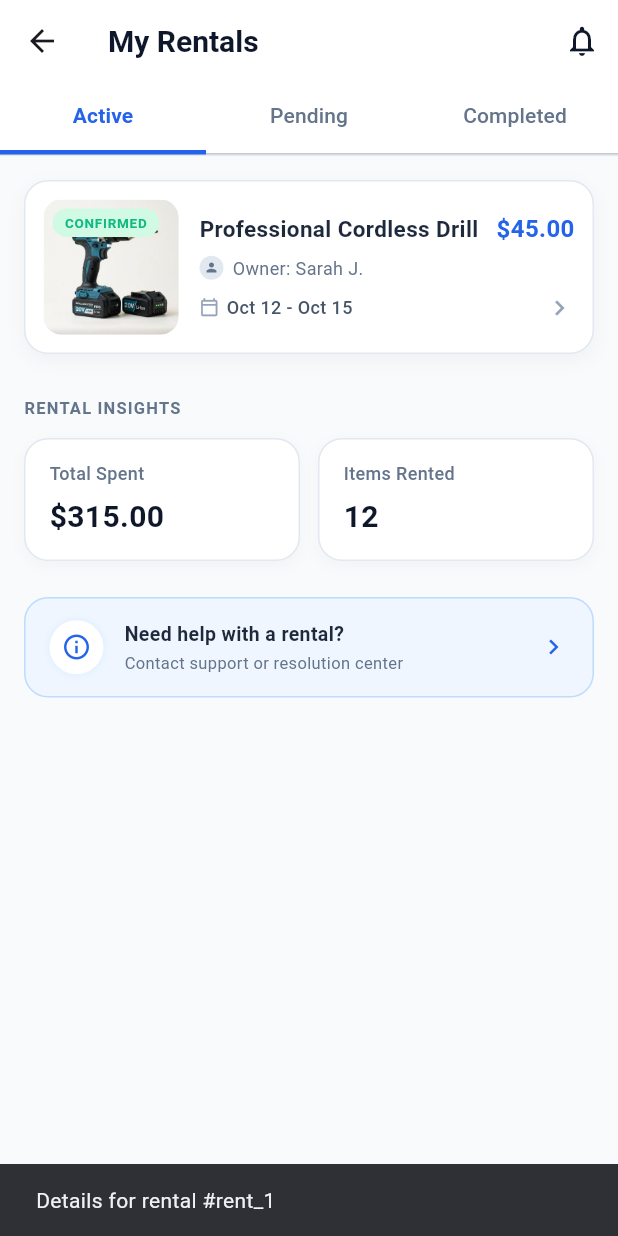
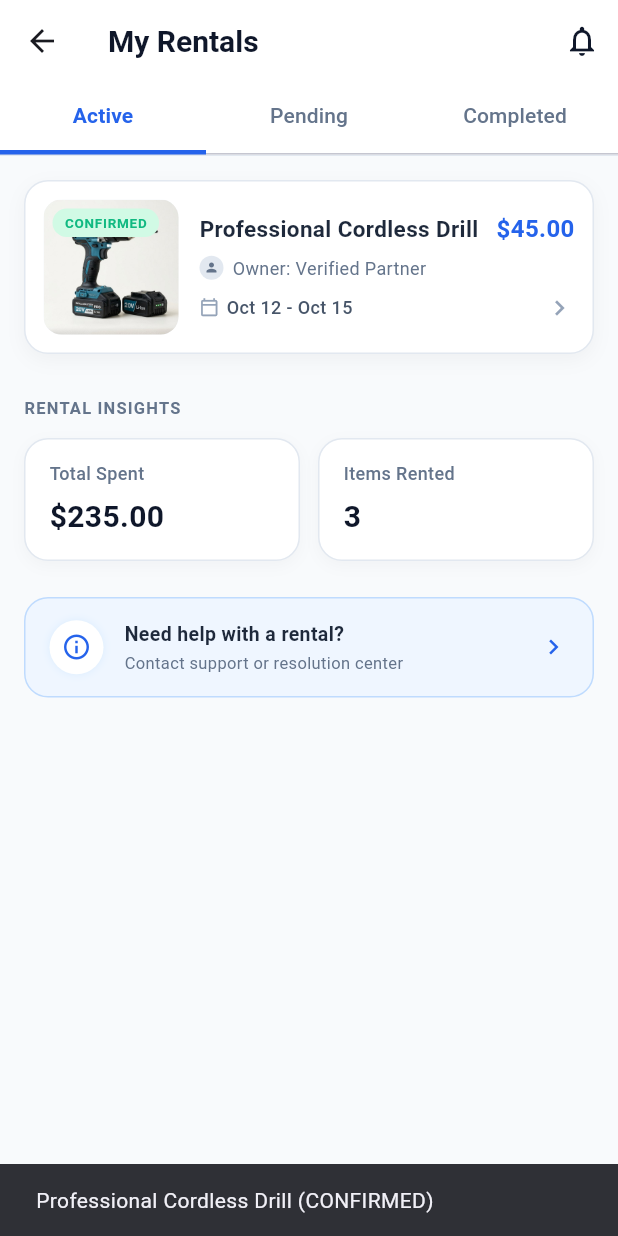
Before and after one commit to prosper-sogbedji/rentit, a Flutter app: the MyRentalsScreen screen opened directly, after a tap on "CONFIRMED", on a phone screen of 412 x 824 dp. Run offline on Flutter 3.47's test engine with Material 3 defaults, Android fonts, the phone set to English and light mode, and no system bars.

Commit message:
feat: implement state management with provider and dynamic rental flow

```diff
--- /dev/null
+++ b/lib/core/services/rental_service.dart
@@ -0,0 +1,134 @@
+import '../../models/item_model.dart';
+import '../../models/rental_model.dart';
+
+/// Service métier gérant les locations (Rentals).
+///
+/// Implémente actuellement un stockage en mémoire avec des données initiales.
+/// Conçu pour être branché directement sur Cloud Firestore (architecture Katema).
+class RentalService {
+  // Liste en mémoire des locations
+  final List<RentalModel> _rentals = [];
+
+  // Cache des objets liés aux locations (pour afficher immédiatement le titre, l'image, etc.)
+  final Map<String, ItemModel> _rentalItems = {};
+
+  RentalService() {
+    _initSampleData();
+  }
+
+  void _initSampleData() {
+    final now = DateTime.now();
+
+    // Équipements de démonstration initiaux
+    final drill = ItemModel(
+      id: 'item_drill_01',
+      name: 'Professional Cordless Drill',
+      description: 'High performance 20V cordless drill kit with 2 batteries.',
+      categoryId: 'tools',
+      imageUrl: 'assets/images/drill.jpg',
+      pricePerDay: 15.00,
+      quantity: 3,
+      createdAt: now.subtract(const Duration(days: 30)),
+    );
+
+    final camera = ItemModel(
+      id: 'item_camera_02',
+      name: 'DSLR Camera 4K Master',
+      description: 'Professional cinema camera package with 24-70mm lens.',
+      categoryId: 'electronics',
+      imageUrl: 'assets/images/camera.jpg',
+      pricePerDay: 35.00,
+      quantity: 1,
+      createdAt: now.subtract(const Duration(days: 20)),
+    );
+
+    final jackhammer = ItemModel(
+      id: 'item_jackhammer_03',
+      name: 'Heavy Duty Jackhammer',
+      description: 'Industrial demolition breaker for concrete breaking.',
+      categoryId: 'construction',
+      imageUrl: 'assets/images/jackhammer.jpg',
+      pricePerDay: 40.00,
+      quantity: 2,
+      createdAt: now.subtract(const Duration(days: 15)),
+    );
+
+    _rentalItems[drill.id] = drill;
+    _rentalItems[camera.id] = camera;
+    _rentalItems[jackhammer.id] = jackhammer;
+
+    _rentals.addAll([
+      RentalModel(
+        id: 'rent_001',
+        userId: 'user_current',
+        itemId: drill.id,
+        startDate: DateTime(2026, 10, 12),
+        endDate: DateTime(2026, 10, 15),
+        duration: 3,
+        totalPrice: 45.00,
+        status: RentalStatus.confirmed,
+        createdAt: now.subtract(const Duration(days: 2)),
+      ),
+      RentalModel(
+        id: 'rent_002',
+        userId: 'user_current',
+        itemId: camera.id,
+        startDate: DateTime(2026, 10, 20),
+        endDate: DateTime(2026, 10, 22),
+        duration: 2,
+        totalPrice: 70.00,
+        status: RentalStatus.pending,
+        createdAt: now.subtract(const Duration(days: 1)),
+      ),
+      RentalModel(
+        id: 'rent_003',
+        userId: 'user_current',
+        itemId: jackhammer.id,
+        startDate: DateTime(2026, 9, 1),
+        endDate: DateTime(2026, 9, 4),
+        duration: 3,
+        totalPrice: 120.00,
+        status: RentalStatus.completed,
+        createdAt: now.subtract(const Duration(days: 10)),
+      ),
+    ]);
+  }
+
+  /// Récupère toutes les locations
+  Future<List<RentalModel>> getRentals() async {
+    // Simule une micro-latence asynchrone type Firestore
+    await Future.delayed(const Duration(milliseconds: 50));
+    return List.unmodifiable(_rentals);
+  }
+
+  /// Récupère les locations filtrées par statut
+  Future<List<RentalModel>> getRentalsByStatus(RentalStatus status) async {
+    await Future.delayed(const Duration(milliseconds: 50));
+    return _rentals.where((r) => r.status == status).toList();
+  }
+
+  /// Ajoute une nouvelle réservation
+  Future<RentalModel> createRental(RentalModel rental, {ItemModel? item}) async {
+    await Future.delayed(const Duration(milliseconds: 100));
+    if (item != null) {
+      _rentalItems[rental.itemId] = item;
+    }
+    // Insérer en tête de liste pour afficher les réservations récentes en premier
+    _rentals.insert(0, rental);
+    return rental;
+  }
+
+  /// Récupère l'article correspondant à un itemId
+  ItemModel? getItem(String itemId) {
+    return _rentalItems[itemId];
+  }
+
+  /// Met à jour le statut d'une location
+  Future<void> updateStatus(String rentalId, RentalStatus newStatus) async {
+    await Future.delayed(const Duration(milliseconds: 50));
+    final index = _rentals.indexWhere((r) => r.id == rentalId);
+    if (index != -1) {
+      _rentals[index] = _rentals[index].copyWith(status: newStatus);
+    }
+  }
+}
--- /dev/null
+++ b/lib/features/rentals/providers/rental_provider.dart
@@ -0,0 +1,87 @@
+import 'package:flutter/foundation.dart';
+import '../../../core/services/rental_service.dart';
+import '../../../models/item_model.dart';
+import '../../../models/rental_model.dart';
+
+/// Provider gérant l'état des réservations et locations.
+///
+/// Sert de passerelle réactive (State Management) entre les écrans UI
+/// (BookingConfirmationScreen, MyRentalsScreen) et le service de données (RentalService / Firestore).
+class RentalProvider extends ChangeNotifier {
+  final RentalService _rentalService;
+
+  List<RentalModel> _rentals = [];
+  bool _isLoading = false;
+  String? _errorMessage;
+
+  RentalProvider({RentalService? rentalService})
+      : _rentalService = rentalService ?? RentalService() {
+    loadRentals();
+  }
+
+  List<RentalModel> get rentals => List.unmodifiable(_rentals);
+  bool get isLoading => _isLoading;
+  String? get errorMessage => _errorMessage;
+
+  /// Récupère les locations selon un statut spécifique
+  List<RentalModel> getRentalsByStatus(RentalStatus status) {
+    return _rentals.where((r) => r.status == status).toList();
+  }
+
+  /// Récupère l'équipement associé à une réservation
+  ItemModel? getItemForRental(String itemId) {
+    return _rentalService.getItem(itemId);
+  }
+
+  /// Charge la liste des locations
+  Future<void> loadRentals() async {
+    _isLoading = true;
+    _errorMessage = null;
+    notifyListeners();
+
+    try {
+      _rentals = await _rentalService.getRentals();
+    } catch (e) {
+      _errorMessage = 'Failed to load rentals: $e';
+    } finally {
+      _isLoading = false;
+      notifyListeners();
+    }
+  }
+
+  /// Enregistre une nouvelle réservation et met à jour l'état réactif
+  Future<bool> bookRental(RentalModel rental, {ItemModel? item}) async {
+    _isLoading = true;
+    _errorMessage = null;
+    notifyListeners();
+
+    try {
+      final created = await _rentalService.createRental(rental, item: item);
+      // Insérer au début de notre liste réactive
+      _rentals = [created, ..._rentals];
+      _isLoading = false;
+      notifyListeners();
+      return true;
+    } catch (e) {
+      _errorMessage = 'Failed to book rental: $e';
+      _isLoading = false;
+      notifyListeners();
+      return false;
+    }
+  }
+
+  /// Met à jour le statut d'une location
+  Future<void> updateRentalStatus(String rentalId, RentalStatus newStatus) async {
+    try {
+      await _rentalService.updateStatus(rentalId, newStatus);
+      final index = _rentals.indexWhere((r) => r.id == rentalId);
+      if (index != -1) {
+        _rentals[index] = _rentals[index].copyWith(status: newStatus);
+        notifyListeners();
+      }
+    } catch (e) {
+      _errorMessage = 'Failed to update status: $e';
+      notifyListeners();
+    }
+  }
+}
--- a/lib/features/rentals/screens/my_rentals_screen.dart
+++ b/lib/features/rentals/screens/my_rentals_screen.dart
@@ -1,5 +1,8 @@
+import 'dart:math' as math;
 import 'package:flutter/material.dart';
+import 'package:provider/provider.dart';
 import '../../../models/rental_model.dart';
+import '../providers/rental_provider.dart';
 import '../widgets/rental_card.dart';
 import '../widgets/rental_insight_metric.dart';
 
@@ -14,43 +17,6 @@ class _MyRentalsScreenState extends State<MyRentalsScreen>
     with SingleTickerProviderStateMixin {
   late TabController _tabController;
 
-  // Mock data matching the design before Firebase integration
-  final List<RentalModel> _allRentals = [
-    RentalModel(
-      id: 'rent_1',
-      userId: 'user_1',
-      itemId: 'item_1',
-      startDate: DateTime(2026, 10, 12),
-      endDate: DateTime(2026, 10, 15),
-      duration: 3,
-      totalPrice: 45.00,
-      status: RentalStatus.confirmed,
-      createdAt: DateTime.now(),
-    ),
-    RentalModel(
-      id: 'rent_2',
-      userId: 'user_1',
-      itemId: 'item_2',
-      startDate: DateTime(2026, 10, 20),
-      endDate: DateTime(2026, 10, 22),
-      duration: 2,
-      totalPrice: 70.00,
-      status: RentalStatus.pending,
-      createdAt: DateTime.now(),
-    ),
-    RentalModel(
-      id: 'rent_3',
-      userId: 'user_1',
-      itemId: 'item_3',
-      startDate: DateTime(2026, 9, 1),
-      endDate: DateTime(2026, 9, 4),
-      duration: 3,
-      totalPrice: 120.00,
-      status: RentalStatus.completed,
-      createdAt: DateTime.now().subtract(const Duration(days: 10)),
-    ),
-  ];
-
   @override
   void initState() {
     super.initState();
@@ -63,16 +29,22 @@ class _MyRentalsScreenState extends State<MyRentalsScreen>
     super.dispose();
   }
 
-  List<RentalModel> _filterRentals(String status) {
-    return _allRentals
-        .where((r) => r.status.name.toLowerCase() == status.toLowerCase())
+  Widget _buildRentalList(RentalProvider provider, String statusName) {
+    if (provider.isLoading && provider.rentals.isEmpty) {
+      return const Center(
+        child: Padding(
+          padding: EdgeInsets.symmetric(vertical: 40),
+          child: CircularProgressIndicator(),
+        ),
+      );
+    }
+
+    final rentals = provider.rentals
+        .where((r) => r.status.name.toLowerCase() == statusName.toLowerCase())
         .toList();
-  }
-
-  Widget _buildRentalList(String status) {
-    final rentals = _filterRentals(status);
 
     if (rentals.isEmpty) {
+      final displayStatus = statusName == 'confirmed' ? 'active' : statusName;
       return Center(
         child: Padding(
           padding: const EdgeInsets.symmetric(vertical: 40),
@@ -85,7 +57,7 @@ class _MyRentalsScreenState extends State<MyRentalsScreen>
               ),
               const SizedBox(height: 12),
               Text(
-                'No $status rentals found',
+                'No $displayStatus rentals found',
                 style: TextStyle(
                   fontSize: 14,
                   fontWeight: FontWeight.w500,
@@ -100,25 +72,25 @@ class _MyRentalsScreenState extends State<MyRentalsScreen>
 
     return Column(
       children: rentals.map((rental) {
+        final item = provider.getItemForRental(rental.itemId);
+        final itemName = item?.name ?? 'Rental #${rental.id.substring(0, math.min(8, rental.id.length))}';
+        final itemImageUrl = (item?.imageUrl != null && item!.imageUrl.isNotEmpty)
+            ? item.imageUrl
+            : (rental.status == RentalStatus.confirmed
+                ? 'assets/images/drill.jpg'
+                : (rental.status == RentalStatus.pending
+                    ? 'assets/images/camera.jpg'
+                    : 'assets/images/jackhammer.jpg'));
+
         return RentalCard(
           rental: rental,
-          itemName: rental.status.name == 'confirmed'
-              ? 'Professional Cordless Drill'
-              : (rental.status.name == 'pending'
-                  ? 'DSLR Camera 4K Master'
-                  : 'Heavy Duty Jackhammer'),
-          ownerName: rental.status.name == 'confirmed'
-              ? 'Sarah J.'
-              : (rental.status.name == 'pending' ? 'David L.' : 'Marc A.'),
-          itemImageUrl: rental.status.name == 'confirmed'
-              ? 'assets/images/drill.jpg'
-              : (rental.status.name == 'pending'
-                  ? 'assets/images/camera.jpg'
-                  : 'assets/images/jackhammer.jpg'),
+          itemName: itemName,
+          ownerName: 'Verified Partner',
+          itemImageUrl: itemImageUrl,
           onTap: () {
             ScaffoldMessenger.of(context).showSnackBar(
               SnackBar(
-                content: Text('Details for rental #${rental.id}'),
+                content: Text('$itemName (${rental.status.name.toUpperCase()})'),
                 duration: const Duration(seconds: 1),
               ),
             );
@@ -130,6 +102,13 @@ class _MyRentalsScreenState extends State<MyRentalsScreen>
 
   @override
   Widget build(BuildContext context) {
+    final provider = context.watch<RentalProvider>();
+    final totalSpent = provider.rentals.fold<double>(
+      0.0,
+      (sum, r) => sum + r.totalPrice,
+    );
+    final itemsRentedCount = provider.rentals.length;
+
     return Scaffold(
       backgroundColor: const Color(0xFFF8FAFC),
       appBar: AppBar(
@@ -197,7 +176,7 @@ class _MyRentalsScreenState extends State<MyRentalsScreen>
                 final currentStatus = _tabController.index == 0
                     ? 'confirmed'
                     : (_tabController.index == 1 ? 'pending' : 'completed');
-                return _buildRentalList(currentStatus);
+                return _buildRentalList(provider, currentStatus);
               },
             ),
 
@@ -215,16 +194,16 @@ class _MyRentalsScreenState extends State<MyRentalsScreen>
             ),
             const SizedBox(height: 12),
 
-            const Row(
+            Row(
               children: [
                 RentalInsightMetric(
                   label: 'Total Spent',
-                  value: '\$315.00',
+                  value: '\$${totalSpent.toStringAsFixed(2)}',
                 ),
-                SizedBox(width: 12),
+                const SizedBox(width: 12),
                 RentalInsightMetric(
                   label: 'Items Rented',
-                  value: '12',
+                  value: '$itemsRentedCount',
                 ),
               ],
             ),
--- a/lib/features/reservation/screens/booking_confirmation_screen.dart
+++ b/lib/features/reservation/screens/booking_confirmation_screen.dart
@@ -1,7 +1,10 @@
 import 'package:flutter/material.dart';
 import 'package:intl/intl.dart';
+import 'package:provider/provider.dart';
+import '../../../main.dart';
 import '../../../models/item_model.dart';
 import '../../../models/rental_model.dart';
+import '../../rentals/providers/rental_provider.dart';
 
 class BookingConfirmationScreen extends StatelessWidget {
   final ItemModel item;
@@ -532,7 +535,12 @@ class BookingConfirmationScreen extends StatelessWidget {
                 ],
               ),
               child: ElevatedButton(
-                onPressed: () {
+                onPressed: () async {
+                  // Enregistrer la réservation dans le RentalProvider (gestion d'état réactive)
+                  await context.read<RentalProvider>().bookRental(rental, item: item);
+
+                  if (!context.mounted) return;
+
                   // Show success dialog
                   showDialog(
                     context: context,
@@ -659,9 +667,13 @@ class _SuccessDialog extends StatelessWidget {
               width: double.infinity,
               child: ElevatedButton(
                 onPressed: () {
-                  // Pop dialog, then pop all reservation screens
-                  Navigator.of(context).pop();
-                  Navigator.of(context).popUntil((r) => r.isFirst);
+                  // Naviguer directement vers le shell principal sur l'onglet Mes Locations (index 2)
+                  Navigator.of(context).pushAndRemoveUntil(
+                    MaterialPageRoute(
+                      builder: (_) => const MainShell(initialIndex: 2),
+                    ),
+                    (route) => false,
+                  );
                 },
                 style: ElevatedButton.styleFrom(
                   backgroundColor: const Color(0xFF2563EB),
--- a/lib/main.dart
+++ b/lib/main.dart
@@ -1,8 +1,10 @@
 import 'package:flutter/material.dart';
 import 'package:flutter/services.dart';
+import 'package:provider/provider.dart';
 import 'features/auth/screens/login_screen.dart';
 import 'features/auth/screens/profile_screen.dart';
 import 'features/catalogue/screens/explore_screen.dart';
+import 'features/rentals/providers/rental_provider.dart';
 import 'features/rentals/screens/my_rentals_screen.dart';
 
 void main() {
@@ -21,9 +23,11 @@ class RentItApp extends StatelessWidget {
 
   @override
   Widget build(BuildContext context) {
-
-
-    return MaterialApp(
+    return MultiProvider(
+      providers: [
+        ChangeNotifierProvider(create: (_) => RentalProvider()),
+      ],
+      child: MaterialApp(
         title: 'RentIt',
         debugShowCheckedModeBanner: false,
         theme: ThemeData(
@@ -45,20 +49,28 @@ class RentItApp extends StatelessWidget {
           ),
         ),
         home: const LoginScreen(),
+      ),
     );
   }
 }
 
 // ── Main navigation shell ───────────────────────────────────────
 class MainShell extends StatefulWidget {
-  const MainShell({super.key});
+  final int initialIndex;
+  const MainShell({super.key, this.initialIndex = 0});
 
   @override
   State<MainShell> createState() => _MainShellState();
 }
 
 class _MainShellState extends State<MainShell> {
-  int _currentIndex = 0;
+  late int _currentIndex;
+
+  @override
+  void initState() {
+    super.initState();
+    _currentIndex = widget.initialIndex;
+  }
 
   @override
   Widget build(BuildContext context) {
--- a/pubspec.yaml
+++ b/pubspec.yaml
@@ -35,6 +35,7 @@ dependencies:
   # Use with the CupertinoIcons class for iOS style icons.
   cupertino_icons: ^1.0.8
   intl: ^0.20.3
+  provider: ^6.1.2
 
 dev_dependencies:
   flutter_test:
```
Also changed, not shown: pubspec.lock. Lines whose indentation alone changed are shown as unchanged.
